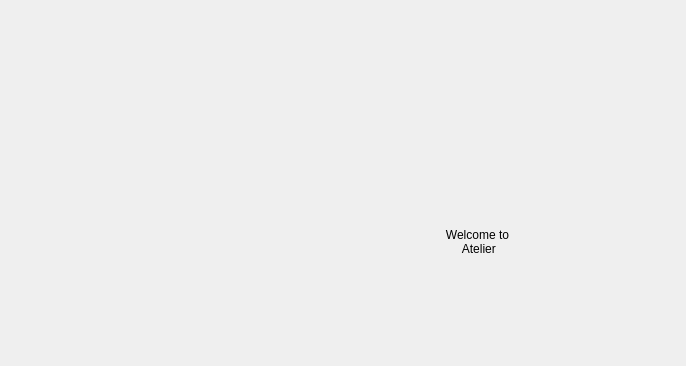
Old version of the form src/mainwindow.ui in the repository KDE/atelier.
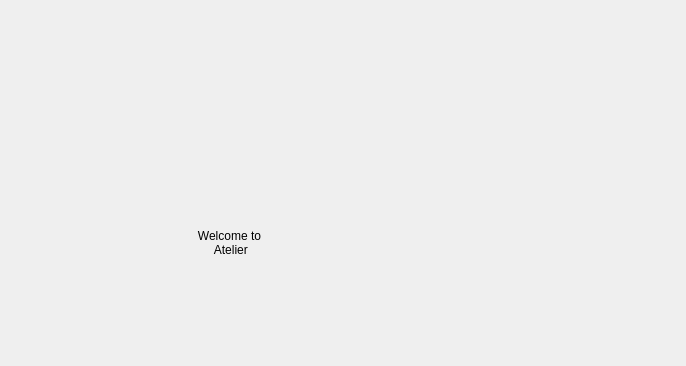
New version of the form. Custom widgets are drawn as their Qt base class.

```diff
--- a/src/mainwindow.ui
+++ b/src/mainwindow.ui
@@ -15,19 +15,7 @@
   </property>
   <widget class="QWidget" name="centralwidget">
    <layout class="QGridLayout" name="gridLayout">
-    <item row="0" column="0" colspan="5">
-     <widget class="ToolBarWidget" name="toolbarWidget" native="true"/>
-    </item>
-    <item row="1" column="0" rowspan="2">
-     <widget class="LeftWidget" name="leftWidget" native="true"/>
-    </item>
-    <item row="1" column="4" rowspan="2">
-     <widget class="QWidget" name="rightWidget" native="true"/>
-    </item>
-    <item row="1" column="3" rowspan="2">
-     <widget class="QWidget" name="middleWidget" native="true">
-      <layout class="QVBoxLayout" name="verticalLayout">
-       <item>
+    <item row="1" column="0" rowspan="2" colspan="2">
         <widget class="QLabel" name="label">
          <property name="text">
           <string>Welcome to 
@@ -38,21 +26,11 @@
          </property>
         </widget>
        </item>
-      </layout>
-     </widget>
+    <item row="0" column="0" colspan="3">
+     <widget class="ToolBarWidget" name="toolbarWidget" native="true"/>
     </item>
-    <item row="1" column="1" rowspan="2">
-     <layout class="QHBoxLayout" name="horizontalLayout">
-      <item>
-       <widget class="ConnectSettings" name="connectContainer" native="true"/>
-      </item>
-      <item>
-       <widget class="GCodeEditor" name="gcodeContainer" native="true"/>
-      </item>
-      <item>
-       <widget class="QWidget" name="maintanceContainer" native="true"/>
-      </item>
-     </layout>
+    <item row="1" column="2" rowspan="2">
+     <widget class="QWidget" name="rightWidget" native="true"/>
     </item>
    </layout>
   </widget>
@@ -74,24 +52,6 @@
    <header>toolbarwidget.h</header>
    <container>1</container>
   </customwidget>
-  <customwidget>
-   <class>LeftWidget</class>
-   <extends>QWidget</extends>
-   <header>leftwidget.h</header>
-   <container>1</container>
-  </customwidget>
-  <customwidget>
-   <class>ConnectSettings</class>
-   <extends>QWidget</extends>
-   <header>connectsettings.h</header>
-   <container>1</container>
-  </customwidget>
-  <customwidget>
-   <class>GCodeEditor</class>
-   <extends>QWidget</extends>
-   <header>gcodeeditor.h</header>
-   <container>1</container>
-  </customwidget>
  </customwidgets>
  <resources/>
  <connections/>
```
Lines whose indentation alone changed are shown as unchanged.
